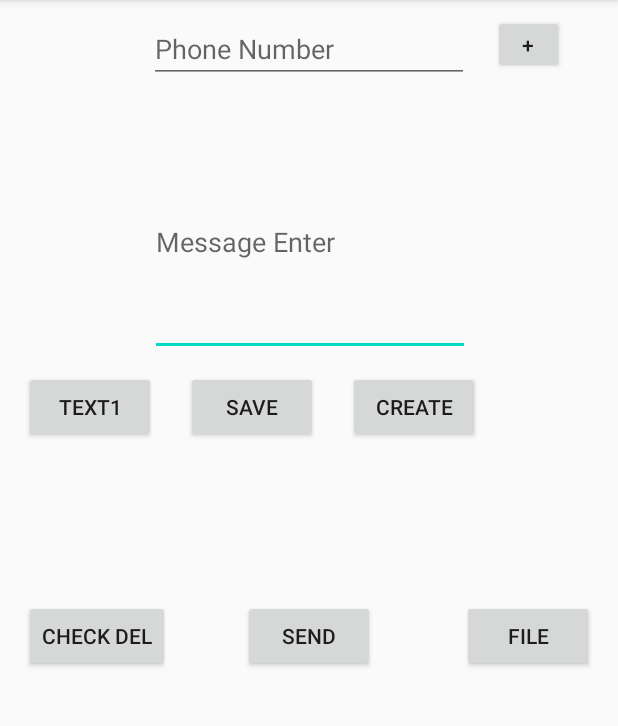
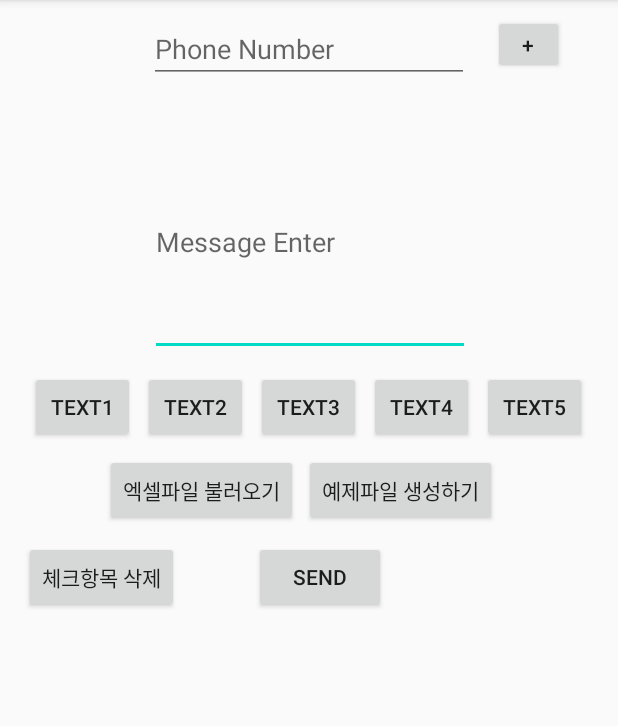
Before and after one commit to vitamincarrot/GroupSMS, an Android app: the screen it shows after launch (MainActivity), on a phone screen of 412 x 824 dp, the part 84-810 px from its top. Run offline under Robolectric (Android 15) with nearby library versions, the phone set to English and light mode, and no system bars; libraries missing offline, so code that uses them is left out: jxl.read.biff, jxl.write, jxl.write.biff.

Commit message:
메인액티비티 정리 리사이클러뷰 읽어온 엑셀파일로 보여주기 진행중.. 각 열의 데이터를 하나의 리스트로 저장하는 방법 찾기

```diff
--- a/app/src/main/java/com/example/groupsms/MainActivity.java
+++ b/app/src/main/java/com/example/groupsms/MainActivity.java
@@ -43,8 +43,8 @@ public class MainActivity extends AppCompatActivity {
 
     private static final int MY_PERMISSIONS_REQUEST_SEND_SMS = 1;
     EditText num, msg;
-    Button sendBtn, retryBtn, addBtn, checkDelBtn, inputButton1, save, createBtn;
-    String inputText1 = "Text1";
+    Button sendBtn, retryBtn, addBtn, checkDelBtn, inputButton1, readBtn, createBtn;
+    String inputText1, inputText2, inputText3, inputText4, inputText5;
     RecyclerView recyclerView;
     /*public RecyclerView.Adapter mAdapter;
     public RecyclerView.LayoutManager layoutManager;*/
@@ -54,7 +54,6 @@ public class MainActivity extends AppCompatActivity {
     List<String> text1, text2, text3, text4, text5;
     private int READ_REQUEST_CODE = 43;
     private int WRITE_REQUEST_CODE = 44;
-    String[] mReadArray;
     int mRows, mColumns;
 //    private ParcelFileDescriptor pfd;
 //    private FileOutputStream fileOutputStream;
@@ -73,7 +72,7 @@ public class MainActivity extends AppCompatActivity {
         recyclerView = findViewById(R.id.recyclerView);
         checkDelBtn = findViewById(R.id.checkDel);
         inputButton1 = findViewById(R.id.inputText1);
-        save = findViewById(R.id.save);
+        readBtn = findViewById(R.id.readBtn);
         createBtn = findViewById(R.id.createBtn);
 
         text1 = new ArrayList<>();
@@ -91,7 +90,7 @@ public class MainActivity extends AppCompatActivity {
 
         checkForSmsPermission();
 
-        save.setOnClickListener(new View.OnClickListener() {
+        readBtn.setOnClickListener(new View.OnClickListener() {
             @Override
             public void onClick(View v) {
                 StartRead();
@@ -167,7 +166,7 @@ public class MainActivity extends AppCompatActivity {
                     num.getText().clear();
 
                 } else {
-                    toastMsgShort("Enter the phonenumber!");
+                    toastMsgShort("전화번호가 입력되지 않았습니다!");
 
                 }
 
@@ -188,7 +187,7 @@ public class MainActivity extends AppCompatActivity {
                     }
 
                 } else {
-                    toastMsgLong("Enter the PhoneNumber and Message!");
+                    toastMsgLong("전화번호나 메세지가 입력되지 않았습니다!");
                 }
 
             }
@@ -401,7 +400,7 @@ public class MainActivity extends AppCompatActivity {
                 Log.d("MainActivity_Log", "(excelRead getRows) " + sheet.getRows());
                 mRows = sheet.getRows();
                 mColumns = sheet.getColumns();
-                if (mColumns < 5) {
+                if (mColumns < 8) {
                     for (int i = 0; i < mRows; i++) {
                         for (int j = 0; j < 5; j++) {
                             Cell cell = sheet.getCell(j, i);
@@ -411,7 +410,7 @@ public class MainActivity extends AppCompatActivity {
 
                     }
                 } else {
-                    toastMsgLong("문자 개수가 너무 많습니다. ");
+                    toastMsgLong("열(Column)의 문자 개수가 너무 많습니다. ");
                 }
 
 
@@ -439,24 +438,30 @@ public class MainActivity extends AppCompatActivity {
             WritableWorkbook workbook = Workbook.createWorkbook(outputStream);
             WritableSheet sheet = workbook.createSheet("example", 0);
             Label label;
-            label = new Label(0, 0, "Text1");
+            label = new Label(0, 0, "Name");
             sheet.addCell(label);
 
-            label = new Label(1, 0, "Text2");
+            label = new Label(1, 0, "PhoneNumber");
             sheet.addCell(label);
 
-            label = new Label(2, 0, "Text3");
+            label = new Label(2, 0, "Text1");
             sheet.addCell(label);
 
-            label = new Label(3, 0, "Text4");
+            label = new Label(3, 0, "Text2");
             sheet.addCell(label);
 
-            label = new Label(4, 0, "Text5");
+            label = new Label(4, 0, "Text3");
+            sheet.addCell(label);
+
+            label = new Label(5, 0, "Text4");
+            sheet.addCell(label);
+
+            label = new Label(6, 0, "Text5");
             sheet.addCell(label);
 
             workbook.write();
             workbook.close();
-            toastMsgLong("Excel file create complete!");
+            toastMsgLong("샘플 엑셀파일이 만들어 졌습니다!");
 
         } catch (IOException e) {
             e.printStackTrace();
--- a/app/src/main/java/com/example/groupsms/MyAdapter.java
+++ b/app/src/main/java/com/example/groupsms/MyAdapter.java
@@ -20,12 +20,12 @@ public class MyAdapter extends RecyclerView.Adapter<MyAdapter.MyViewHolder> {
 
     public static class MyViewHolder extends RecyclerView.ViewHolder {
 
-        public TextView textView;
+        public TextView listName;
         public CheckBox checkBox;
 
         public MyViewHolder(View v) {
             super(v);
-            textView = v.findViewById(R.id.adapterTextView);
+            listName = v.findViewById(R.id.listName);
             checkBox = v.findViewById(R.id.checkBox);
 
 
@@ -55,7 +55,7 @@ public class MyAdapter extends RecyclerView.Adapter<MyAdapter.MyViewHolder> {
 
         }
 
-        holder.textView.setText(text);
+        holder.listName.setText(text);
         holder.checkBox.setOnCheckedChangeListener(new CompoundButton.OnCheckedChangeListener() {
             @Override
             public void onCheckedChanged(CompoundButton buttonView, boolean isChecked) {
--- a/app/src/main/res/layout/activity_main.xml
+++ b/app/src/main/res/layout/activity_main.xml
@@ -10,36 +10,36 @@
         android:id="@+id/sendbtn"
         android:layout_width="wrap_content"
         android:layout_height="wrap_content"
-        android:layout_marginBottom="10dp"
+        android:layout_marginLeft="50dp"
+        android:layout_marginStart="50dp"
+        android:layout_marginTop="10dp"
         android:text="SEND"
         android:visibility="invisible"
-        app:layout_constraintBottom_toTopOf="@+id/recyclerView"
-        app:layout_constraintEnd_toEndOf="parent"
-        app:layout_constraintStart_toStartOf="parent" />
+        app:layout_constraintStart_toEndOf="@+id/checkDel"
+        app:layout_constraintTop_toBottomOf="@+id/createBtn" />
 
     <Button
         android:id="@+id/retrybtn"
         android:layout_width="wrap_content"
         android:layout_height="wrap_content"
-        android:layout_marginBottom="10dp"
+        android:layout_marginLeft="50dp"
+        android:layout_marginStart="50dp"
+        android:layout_marginTop="10dp"
         android:text="RETRY"
         android:visibility="invisible"
-        app:layout_constraintBottom_toTopOf="@+id/recyclerView"
-        app:layout_constraintEnd_toEndOf="parent"
-        app:layout_constraintStart_toStartOf="parent" />
+        app:layout_constraintStart_toEndOf="@+id/checkDel"
+        app:layout_constraintTop_toBottomOf="@+id/createBtn" />
 
     <Button
         android:id="@+id/checkDel"
         android:layout_width="wrap_content"
         android:layout_height="wrap_content"
+        android:layout_marginLeft="16dp"
         android:layout_marginStart="16dp"
-        android:layout_marginLeft="16dp"
-        android:layout_marginBottom="10dp"
-        android:text="CHECK DEL"
-        app:layout_constraintBottom_toTopOf="@+id/recyclerView"
-        app:layout_constraintEnd_toStartOf="@+id/sendbtn"
-        app:layout_constraintHorizontal_bias="0.0"
-        app:layout_constraintStart_toStartOf="parent" />
+        android:layout_marginTop="10dp"
+        android:text="체크항목 삭제"
+        app:layout_constraintStart_toStartOf="parent"
+        app:layout_constraintTop_toBottomOf="@+id/readBtn" />
 
     <Button
         android:id="@+id/add"
@@ -54,25 +54,58 @@
         app:layout_constraintTop_toTopOf="parent" />
 
     <Button
-        android:id="@+id/btnSDCard"
-        android:layout_width="wrap_content"
+        android:id="@+id/inputText1"
+        android:layout_width="70dp"
         android:layout_height="wrap_content"
-        android:layout_marginEnd="16dp"
-        android:layout_marginRight="16dp"
-        android:layout_marginBottom="10dp"
-        android:text="File"
-        app:layout_constraintBottom_toTopOf="@+id/recyclerView"
-        app:layout_constraintEnd_toEndOf="parent" />
-
-    <Button
-        android:id="@+id/inputText1"
-        android:layout_width="wrap_content"
-        android:layout_height="wrap_content"
-        android:layout_marginStart="16dp"
-        android:layout_marginLeft="16dp"
+        android:layout_marginLeft="20dp"
+        android:layout_marginStart="20dp"
         android:layout_marginTop="10dp"
         android:text="Text1"
         app:layout_constraintStart_toStartOf="parent"
+        app:layout_constraintTop_toBottomOf="@+id/message" />
+
+    <Button
+        android:id="@+id/inputText2"
+        android:layout_width="70dp"
+        android:layout_height="wrap_content"
+        android:layout_marginLeft="5dp"
+        android:layout_marginStart="5dp"
+        android:layout_marginTop="10dp"
+        android:text="Text2"
+        app:layout_constraintStart_toEndOf="@+id/inputText1"
+        app:layout_constraintTop_toBottomOf="@+id/message" />
+
+    <Button
+        android:id="@+id/inputText3"
+        android:layout_width="70dp"
+        android:layout_height="wrap_content"
+        android:layout_marginLeft="5dp"
+        android:layout_marginStart="5dp"
+        android:layout_marginTop="10dp"
+        android:text="Text3"
+        app:layout_constraintStart_toEndOf="@+id/inputText2"
+        app:layout_constraintTop_toBottomOf="@+id/message" />
+
+    <Button
+        android:id="@+id/inputText4"
+        android:layout_width="70dp"
+        android:layout_height="wrap_content"
+        android:layout_marginLeft="5dp"
+        android:layout_marginStart="5dp"
+        android:layout_marginTop="10dp"
+        android:text="Text4"
+        app:layout_constraintStart_toEndOf="@+id/inputText3"
+        app:layout_constraintTop_toBottomOf="@+id/message" />
+
+    <Button
+        android:id="@+id/inputText5"
+        android:layout_width="70dp"
+        android:layout_height="wrap_content"
+        android:layout_marginLeft="5dp"
+        android:layout_marginStart="5dp"
+        android:layout_marginTop="10dp"
+        android:text="Text5"
+        app:layout_constraintStart_toEndOf="@+id/inputText4"
         app:layout_constraintTop_toBottomOf="@+id/message" />
 
     <EditText
@@ -119,24 +152,24 @@
         app:layout_constraintStart_toStartOf="parent" />
 
     <Button
-        android:id="@+id/save"
+        android:id="@+id/readBtn"
         android:layout_width="wrap_content"
         android:layout_height="wrap_content"
-        android:layout_marginLeft="20dp"
-        android:layout_marginStart="20dp"
-        android:layout_marginTop="10dp"
-        android:text="Save"
-        app:layout_constraintStart_toEndOf="@+id/inputText1"
+        android:layout_marginLeft="70dp"
+        android:layout_marginStart="70dp"
+        android:layout_marginTop="65dp"
+        android:text="엑셀파일 불러오기"
+        app:layout_constraintStart_toStartOf="parent"
         app:layout_constraintTop_toBottomOf="@+id/message" />
 
     <Button
         android:id="@+id/createBtn"
         android:layout_width="wrap_content"
         android:layout_height="wrap_content"
-        android:layout_marginLeft="20dp"
-        android:layout_marginStart="20dp"
-        android:layout_marginTop="10dp"
-        android:text="CREATE"
-        app:layout_constraintStart_toEndOf="@+id/save"
+        android:layout_marginLeft="4dp"
+        android:layout_marginStart="4dp"
+        android:layout_marginTop="65dp"
+        android:text="예제파일 생성하기"
+        app:layout_constraintStart_toEndOf="@+id/readBtn"
         app:layout_constraintTop_toBottomOf="@+id/message" />
 </androidx.constraintlayout.widget.ConstraintLayout>
```
Also changed, not shown: app/src/main/res/layout/phonenumber_view.xml (+55 -9 lines).
